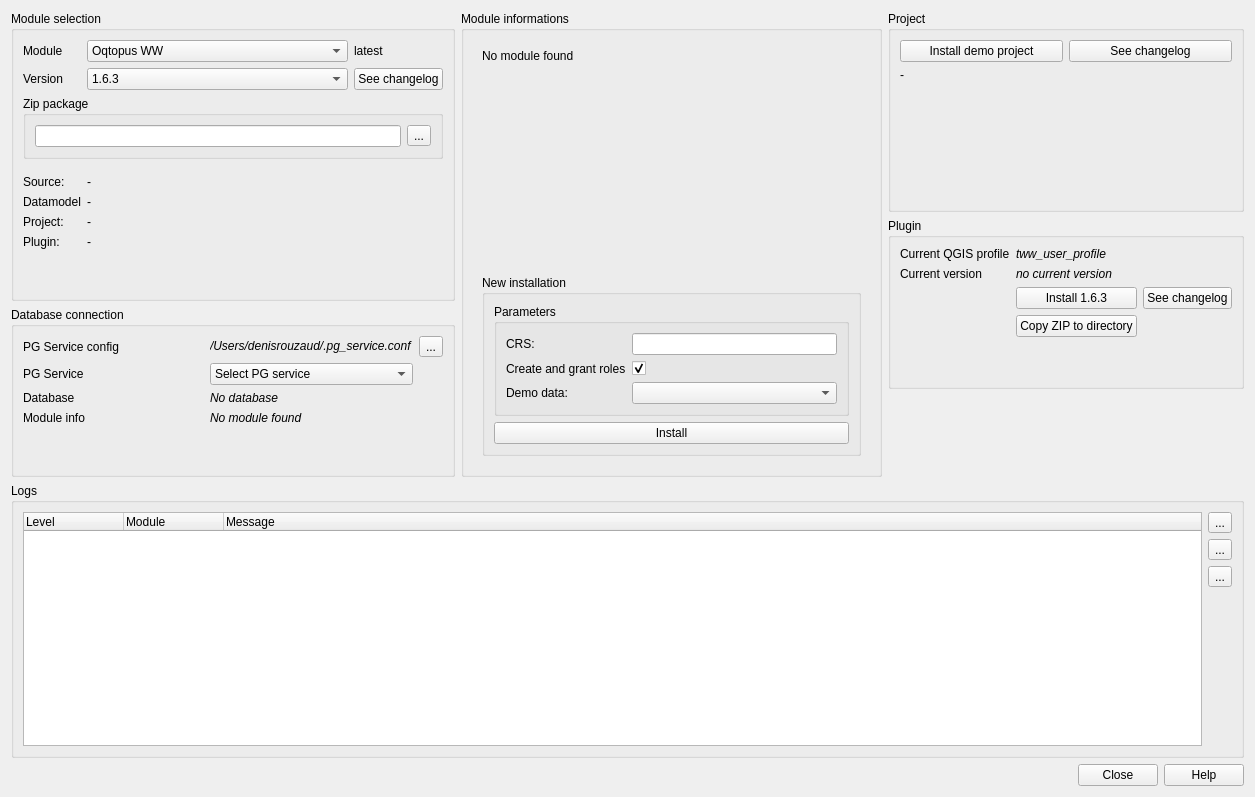
Old version of the form oqtopus/ui/main_dialog.ui in the repository ponceta/oqtopus.
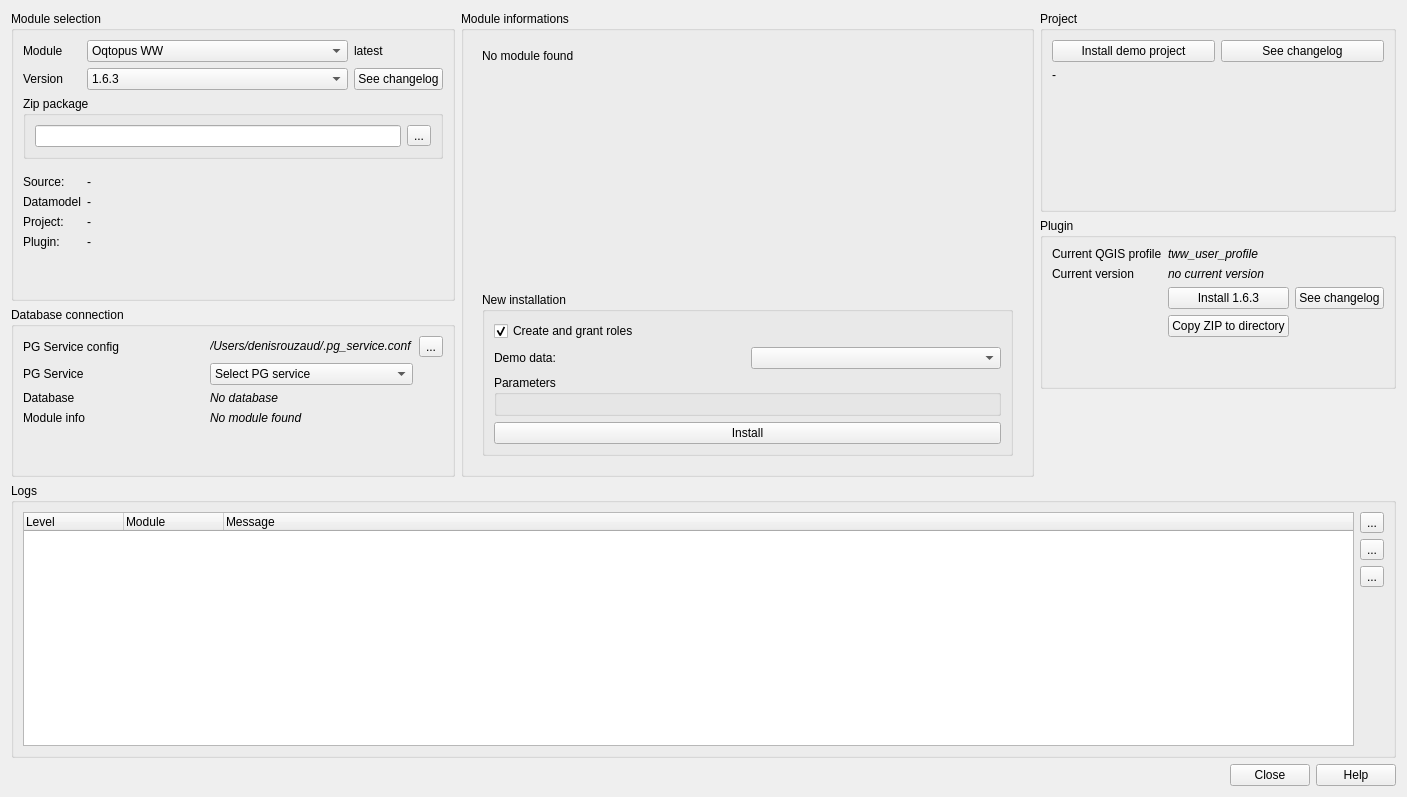
New version of the form. Custom widgets are drawn as their Qt base class.

Commit message:
dynamically setup parameters #1
dynamically setup parameters

```diff
--- a/oqtopus/ui/main_dialog.ui
+++ b/oqtopus/ui/main_dialog.ui
@@ -6,7 +6,7 @@
    <rect>
     <x>0</x>
     <y>0</y>
-    <width>1255</width>
+    <width>1407</width>
     <height>797</height>
    </rect>
   </property>
@@ -574,53 +574,35 @@
             </property>
             <layout class="QVBoxLayout" name="verticalLayout">
              <item>
-              <widget class="QGroupBox" name="groupBox_5">
+              <widget class="QCheckBox" name="db_parameters_CreateAndGrantRoles_checkBox">
+               <property name="text">
+                <string>Create and grant roles</string>
+               </property>
+               <property name="checked">
+                <bool>true</bool>
+               </property>
+              </widget>
+             </item>
+             <item>
+              <layout class="QHBoxLayout" name="horizontalLayout">
+               <item>
+                <widget class="QLabel" name="label_20">
+                 <property name="text">
+                  <string>Demo data:</string>
+                 </property>
+                </widget>
+               </item>
+               <item>
+                <widget class="QComboBox" name="db_parameter_demoData_comboBox"/>
+               </item>
+              </layout>
+             </item>
+             <item>
+              <widget class="ParametersGroupBox" name="parameters_groupbox">
                <property name="title">
                 <string>Parameters</string>
                </property>
-               <layout class="QGridLayout" name="gridLayout_6">
-                <item row="0" column="1">
-                 <widget class="QLineEdit" name="db_parameters_CRS_lineEdit">
-                  <property name="text">
-                   <string/>
-                  </property>
-                 </widget>
-                </item>
-                <item row="0" column="0">
-                 <widget class="QLabel" name="label_14">
-                  <property name="text">
-                   <string>CRS:</string>
-                  </property>
-                 </widget>
-                </item>
-                <item row="2" column="0">
-                 <widget class="QLabel" name="label_20">
-                  <property name="text">
-                   <string>Demo data:</string>
-                  </property>
-                 </widget>
-                </item>
-                <item row="2" column="1">
-                 <widget class="QComboBox" name="db_parameter_demoData_comboBox"/>
-                </item>
-                <item row="1" column="1">
-                 <widget class="QCheckBox" name="db_parameters_CreateAndGrantRoles_checkBox">
-                  <property name="text">
-                   <string/>
-                  </property>
-                  <property name="checked">
-                   <bool>true</bool>
-                  </property>
-                 </widget>
-                </item>
-                <item row="1" column="0">
-                 <widget class="QLabel" name="label_21">
-                  <property name="text">
-                   <string>Create and grant roles</string>
-                  </property>
-                 </widget>
-                </item>
-               </layout>
+               <layout class="QGridLayout" name="gridLayout_6"/>
               </widget>
              </item>
              <item>
@@ -721,6 +703,14 @@
    </item>
   </layout>
  </widget>
+ <customwidgets>
+  <customwidget>
+   <class>ParametersGroupBox</class>
+   <extends>QGroupBox</extends>
+   <header>oqtopus.gui.parameters_groupbox</header>
+   <container>1</container>
+  </customwidget>
+ </customwidgets>
  <resources/>
  <connections/>
 </ui>
```
Left out of the diff: 32 changed lines with no effect on the pictures. The commit also changes 2 other files.
